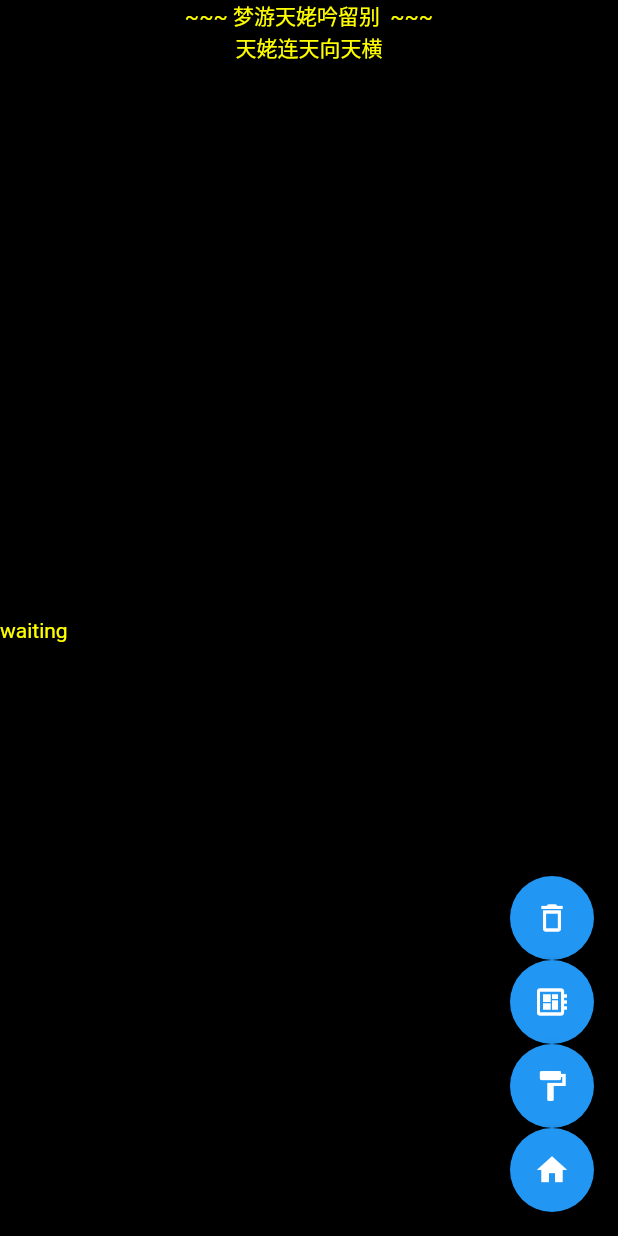
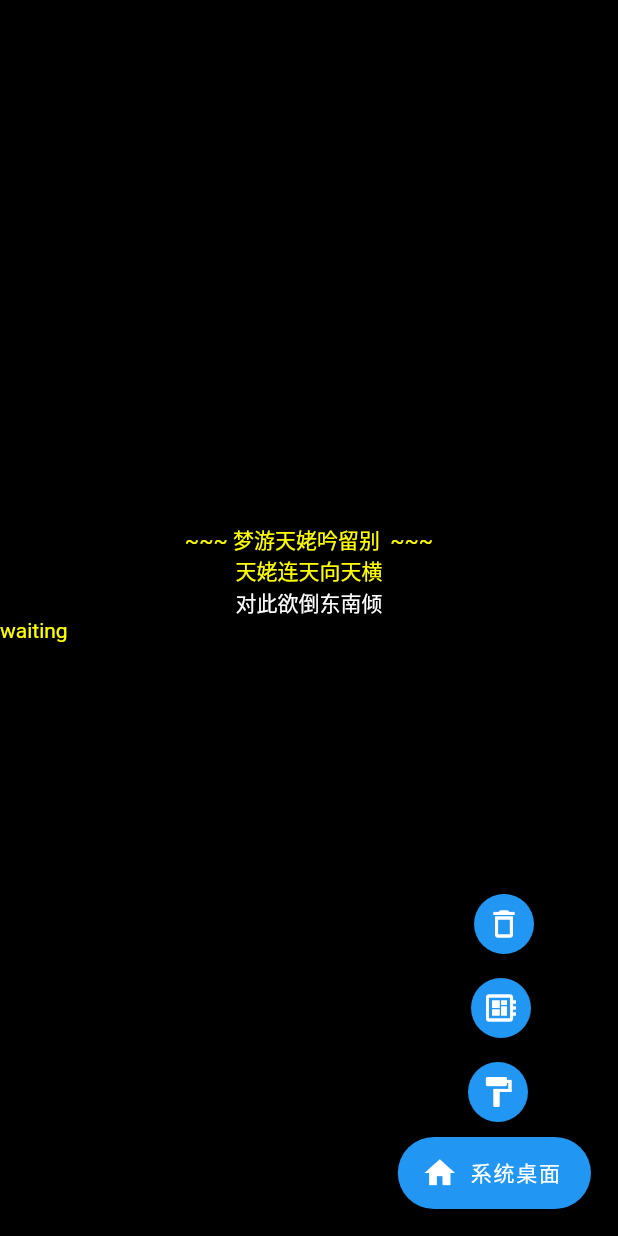
Before and after one commit to songlairui/larry-launcher, a Flutter app: the screen it shows after launch, on a phone screen of 412 x 824 dp. Run offline on Flutter 3.47's test engine with Material 2 defaults, Android fonts, the phone set to English and light mode, and no system bars; our stand-ins replace shared_preferences; missing offline and left inert: android_intent, device_apps.

Commit message:
样式调整

```diff
--- a/lib/app_item.dart
+++ b/lib/app_item.dart
@@ -4,35 +4,28 @@ import './fade_in_icon.dart';
 
 class AppItem extends StatefulWidget {
   final apps;
-  final iconList;
 
-  AppItem({Key key, @required this.apps, @required this.iconList})
-      : super(key: key);
+  AppItem({Key key, @required this.apps}) : super(key: key);
 
   @override
-  ItemState createState() => ItemState(apps: apps, iconList: iconList);
+  ItemState createState() => ItemState();
 }
 
 class ItemState extends State<AppItem> {
-  ItemState({@required this.apps, @required this.iconList});
-
-  final apps;
-  final iconList;
-
-  @override
-  initState() {
-    super.initState();
-  }
-
-  Widget _buildRow(pkgInfo, icon) {
-    print('_buildRow executed');
+  Widget _buildRow(pkgInfo) {
     return GestureDetector(
       onTap: () async {
         DeviceApps.openApp(pkgInfo['pkg']);
       },
       child: Container(
         child: Column(mainAxisAlignment: MainAxisAlignment.end, children: [
-          FadeInIcon(bytes: icon, id: pkgInfo['pkg']),
+          FadeInIcon(bytes: pkgInfo['icon']),
+          Expanded(
+              child: Row(
+            children: <Widget>[
+              Expanded(
+                  child: Column(
+                children: <Widget>[
                   Text(
                     pkgInfo['title'],
                     textAlign: TextAlign.center,
@@ -42,13 +35,17 @@ class ItemState extends State<AppItem> {
                       fontFamily: "Georgia",
                     ),
                   ),
+                ],
+              )),
+            ],
+          )),
         ]),
         color: Colors.black26,
       ),
     );
   }
 
-  Widget _buildAppList() {
+  Widget _buildAppList(apps) {
     if (apps == null || apps.length == 0) {
       return new Text(
         "waiting",
@@ -56,23 +53,19 @@ class ItemState extends State<AppItem> {
         style: new TextStyle(color: Colors.yellowAccent),
       );
     }
-    return GridView.builder(
+
+    return new GridView.count(
         shrinkWrap: true,
-        gridDelegate:
-            new SliverGridDelegateWithFixedCrossAxisCount(crossAxisCount: 5),
-        itemCount: apps.length,
-        itemBuilder: (BuildContext ctx, int idx) {
-          var app = apps[idx];
-          var icon;
-          try {
-            icon = iconList[idx];
-          } catch (e) {}
-          return _buildRow(app, icon);
-        });
+        crossAxisCount: 5,
+        childAspectRatio: 0.9,
+        children: new List.generate(apps.length, (i) {
+          var app = apps[i];
+          return _buildRow(app);
+        }));
   }
 
   @override
   Widget build(BuildContext ctx) {
-    return _buildAppList();
+    return _buildAppList(widget.apps);
   }
 }
--- a/lib/log_stage.dart
+++ b/lib/log_stage.dart
@@ -1,23 +1,35 @@
 import 'package:flutter/material.dart';
 
 class LogState extends StatelessWidget {
-  LogState(this.logs);
+  final List<String> logs;
+  final double opacity;
 
-  final List<String> logs;
+  LogState({this.logs, @required this.opacity});
 
   @override
   Widget build(BuildContext ctx) {
-    print('ctx $ctx');
     var children = <Widget>[];
 
-    children = logs.map((str) {
-      return new Text(str,
+    logs.forEach((str) {
+      children.add(new Text(str,
           textAlign: TextAlign.center,
           softWrap: true,
-          style: new TextStyle(color: Colors.yellowAccent));
-    }).toList();
+          style: new TextStyle(color: Colors.yellowAccent)));
+    });
+    children.add(AnimatedOpacity(
+      opacity: opacity,
+      duration: Duration(seconds: 1),
+      child: new Text(
+        '对此欲倒东南倾',
+        style: new TextStyle(color: Colors.white),
+      ),
+    ));
     return new Row(
-      children: <Widget>[Expanded(child: new Column(children: children))],
+      children: <Widget>[
+        Expanded(
+            child: new Column(
+                mainAxisAlignment: MainAxisAlignment.end, children: children))
+      ],
     );
   }
 }
--- a/lib/main.dart
+++ b/lib/main.dart
@@ -24,6 +24,8 @@ class _MyAppState extends State<MyApp> {
   List<String> logs = <String>['~~~ 梦游天姥吟留别  ~~~ ', '天姥连天向天横'];
   IconFileCache fileCache;
   var wallpaper;
+
+  double opacityLevel = 1.0;
 
   @override
   initState() {
@@ -73,6 +75,7 @@ class _MyAppState extends State<MyApp> {
 
   _operateList() async {
     print('_operateList');
+    _changeOpacity();
   }
 
   _loadAllAppFromPref() async {
@@ -110,10 +113,11 @@ class _MyAppState extends State<MyApp> {
     apps.asMap().forEach((i, app) {
       _futures.add(fileCache.getBytes(app['pkg']).then((r) {
         if (r == null) {
-          print('no icon ');
+          print('no icon');
         }
         setState(() {
-          this.iconList[i] = r;
+          app['icon'] = r;
+//          this.iconList[i] = r;
         });
       }));
     });
@@ -136,23 +140,34 @@ class _MyAppState extends State<MyApp> {
     });
   }
 
+  void _changeOpacity() {
+    setState(() {
+      opacityLevel = opacityLevel == 0 ? 1.0 : 0.0;
+    });
+  }
+
   @override
   Widget build(BuildContext ctx) {
-    return new MaterialApp(
+    return MaterialApp(
       title: 'AppList',
-      home: new Scaffold(
+      home: Scaffold(
           body: OrientationBuilder(builder: (ctx, orientation) {
             var children = <Widget>[
-              Expanded(child: Container(child: LogState(logs))),
-              Expanded(child: AppItem(apps: apps, iconList: iconList))
+              Expanded(
+                  child: Container(
+                      child: LogState(
+                logs: logs,
+                opacity: opacityLevel,
+              ))),
+              Expanded(child: AppItem(apps: apps))
             ];
             if (orientation == Orientation.portrait) {
-              return new Column(
+              return Column(
                 crossAxisAlignment: CrossAxisAlignment.start,
                 children: children,
               );
             } else {
-              return new Row(
+              return Row(
                 crossAxisAlignment: CrossAxisAlignment.start,
                 children: children,
               );
@@ -162,30 +177,45 @@ class _MyAppState extends State<MyApp> {
               crossAxisAlignment: CrossAxisAlignment.end,
               mainAxisAlignment: MainAxisAlignment.end,
               children: <Widget>[
-                FloatingActionButton(
+                Padding(
+                  padding: EdgeInsets.symmetric(vertical: 4, horizontal: 36),
+                  child: FloatingActionButton(
                     heroTag: '122',
                     onPressed: _clearAllApps,
                     tooltip: 'Remove',
                     child: Icon(Icons.delete_outline),
+                    mini: true,
                   ),
-                FloatingActionButton(
+                ),
+                Padding(
+                  padding: EdgeInsets.symmetric(vertical: 4, horizontal: 38),
+                  child: FloatingActionButton(
                     heroTag: null,
                     onPressed: _debug,
                     tooltip: 'Debug',
                     child: Icon(Icons.developer_board),
+                    mini: true,
                   ),
-                FloatingActionButton(
+                ),
+                Padding(
+                  padding: EdgeInsets.symmetric(vertical: 4, horizontal: 40),
+                  child: FloatingActionButton(
                     heroTag: null,
                     onPressed: _operateList,
                     tooltip: 'Reload',
                     child: Icon(Icons.format_paint),
+                    mini: true,
                   ),
-                FloatingActionButton(
+                ),
+                Padding(
+                  padding: EdgeInsets.all(2.0),
+                  child: FloatingActionButton.extended(
                       heroTag: null,
                       onPressed: _goMiHome,
                       tooltip: 'MiHome',
-                  child: Icon(Icons.home),
-                )
+                      icon: Icon(Icons.home),
+                      label: Text('系统桌面')),
+                ),
               ]),
           backgroundColor: Colors.black),
     );
```
Also changed, not shown: lib/fade_in_icon.dart (+12 -32 lines). Lines whose indentation alone changed are shown as unchanged.
